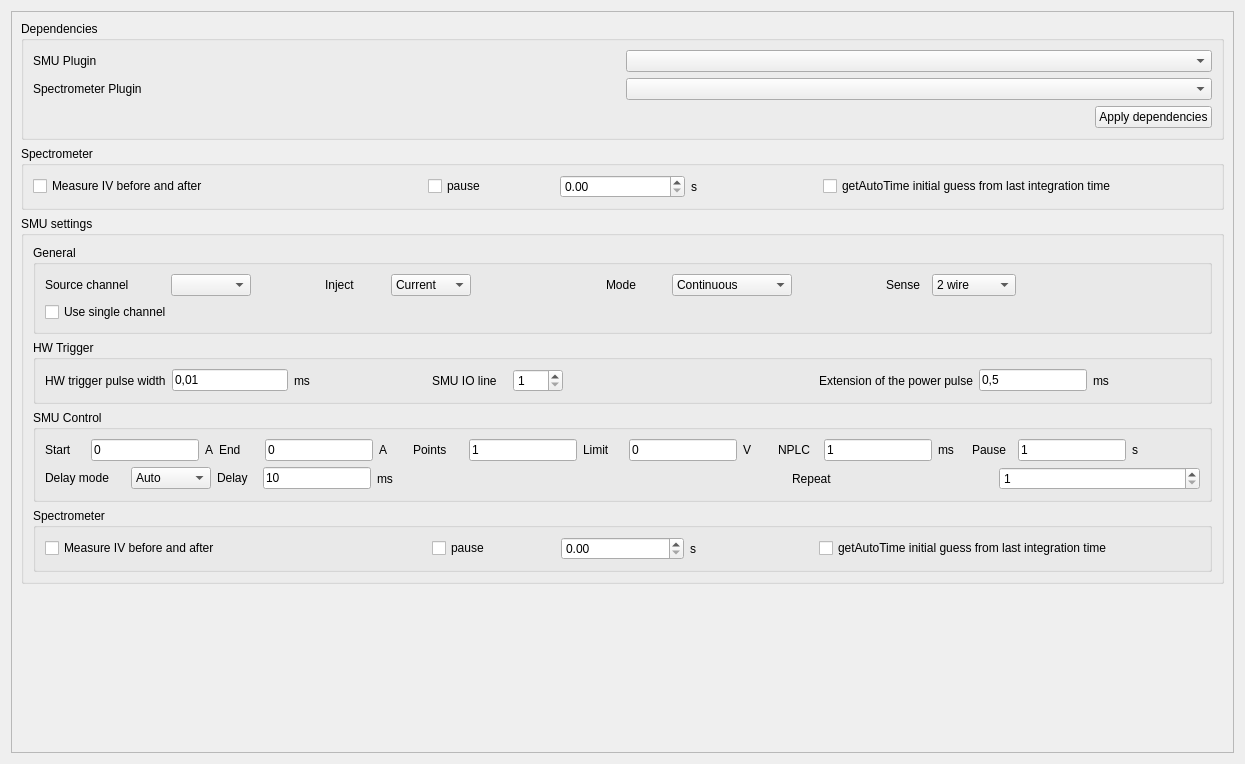
The window that plugins/SpecSMU-1.2.0/specSMU_settingsWidget.ui (pyIVLS/pyIVLS) describes before a commit, drawn with Qt 5.
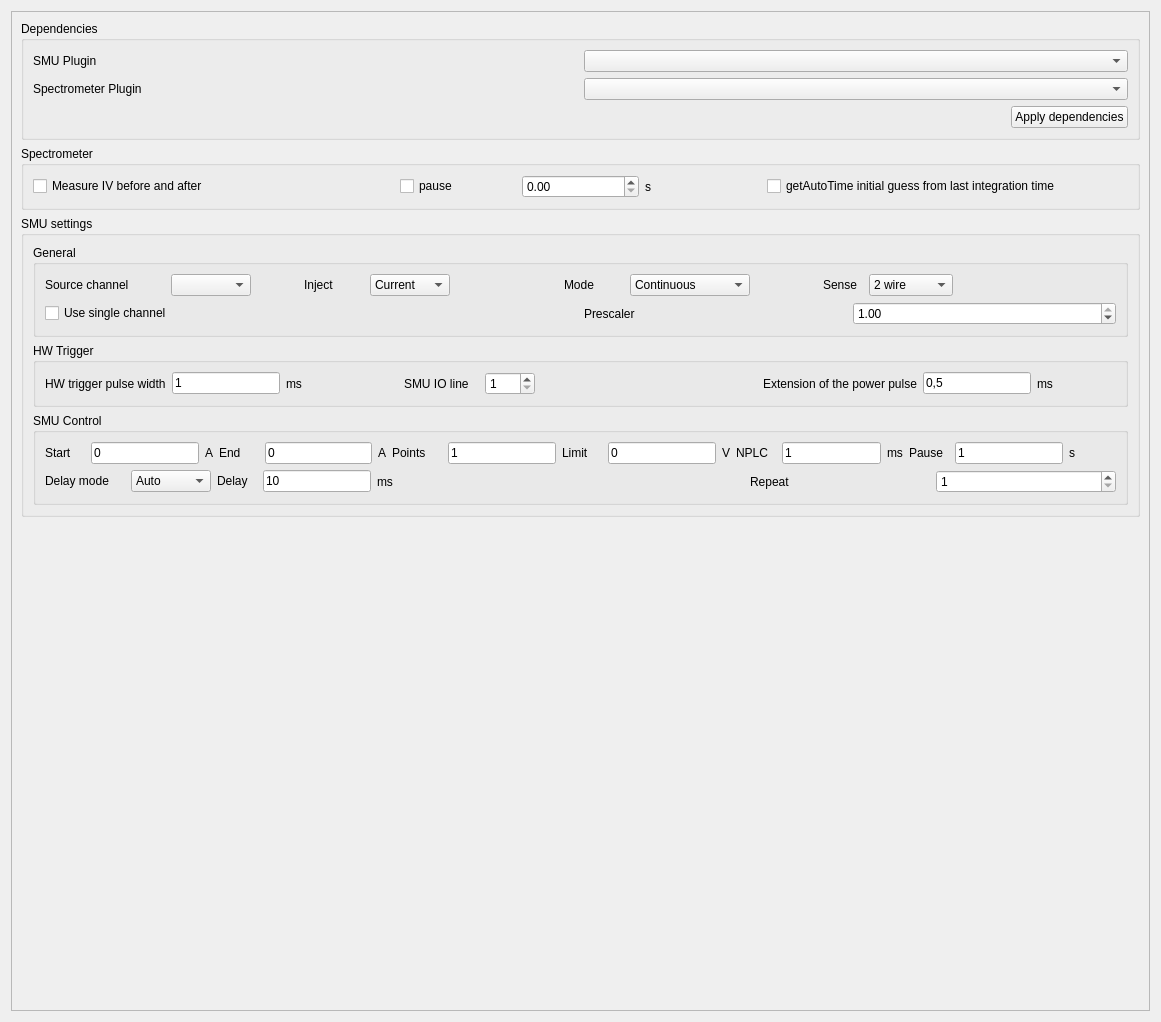
The same window after the commit.

Patch:
```diff
--- a/plugins/SpecSMU-1.2.0/specSMU_settingsWidget.ui
+++ b/plugins/SpecSMU-1.2.0/specSMU_settingsWidget.ui
@@ -6,8 +6,8 @@
    <rect>
     <x>0</x>
     <y>0</y>
-    <width>1245</width>
-    <height>764</height>
+    <width>1161</width>
+    <height>1022</height>
    </rect>
   </property>
   <property name="sizePolicy">
@@ -30,8 +30,8 @@
        <rect>
         <x>0</x>
         <y>0</y>
-        <width>1225</width>
-        <height>744</height>
+        <width>1141</width>
+        <height>1002</height>
        </rect>
       </property>
       <layout class="QVBoxLayout" name="verticalLayout_4">
@@ -467,6 +467,30 @@
                  </property>
                 </widget>
                </item>
+               <item>
+                <layout class="QHBoxLayout" name="horizontalLayout_7">
+                 <item>
+                  <widget class="QLabel" name="label_5">
+                   <property name="text">
+                    <string>Prescaler</string>
+                   </property>
+                  </widget>
+                 </item>
+                 <item>
+                  <widget class="QDoubleSpinBox" name="prescalerSpinBox">
+                   <property name="maximum">
+                    <double>1.000000000000000</double>
+                   </property>
+                   <property name="singleStep">
+                    <double>0.100000000000000</double>
+                   </property>
+                   <property name="value">
+                    <double>1.000000000000000</double>
+                   </property>
+                  </widget>
+                 </item>
+                </layout>
+               </item>
               </layout>
              </item>
             </layout>
@@ -501,7 +525,7 @@
                  <item>
                   <widget class="QLineEdit" name="lineEdit_HWtrig_pulse">
                    <property name="text">
-                    <string>0,01</string>
+                    <string>1</string>
                    </property>
                   </widget>
                  </item>
@@ -954,7 +978,7 @@
               </layout>
              </item>
              <item>
-              <layout class="QHBoxLayout" name="HBoxLayout_pulsedLine2" stretch="10,10,0">
+              <layout class="QHBoxLayout" name="HBoxLayout_pulsedLine2" stretch="10,10">
                <item>
                 <layout class="QHBoxLayout" name="HBoxLayout_pulsedDelayMode">
                  <item>
@@ -1079,57 +1103,6 @@
             </layout>
            </widget>
           </item>
-          <item>
-           <widget class="QGroupBox" name="groupBox">
-            <property name="title">
-             <string>Spectrometer</string>
-            </property>
-            <layout class="QHBoxLayout" name="horizontalLayout_2">
-             <item>
-              <widget class="QCheckBox" name="spectroCheckAfter">
-               <property name="text">
-                <string>Measure IV before and after</string>
-               </property>
-              </widget>
-             </item>
-             <item>
-              <layout class="QHBoxLayout" name="horizontalLayout">
-               <item>
-                <widget class="QCheckBox" name="spectroPause">
-                 <property name="text">
-                  <string>pause</string>
-                 </property>
-                </widget>
-               </item>
-               <item>
-                <widget class="QDoubleSpinBox" name="spectroPauseSpinBox">
-                 <property name="maximum">
-                  <double>60.000000000000000</double>
-                 </property>
-                 <property name="singleStep">
-                  <double>0.500000000000000</double>
-                 </property>
-                </widget>
-               </item>
-               <item>
-                <widget class="QLabel" name="label_spectrometerPause_unit">
-                 <property name="text">
-                  <string>s</string>
-                 </property>
-                </widget>
-               </item>
-              </layout>
-             </item>
-             <item>
-              <widget class="QCheckBox" name="spectroUseLastInteg">
-               <property name="text">
-                <string>getAutoTime initial guess from last integration time</string>
-               </property>
-              </widget>
-             </item>
-            </layout>
-           </widget>
-          </item>
          </layout>
         </widget>
        </item>
```
Left out of the diff: 22 changed lines with no effect on the pictures.
